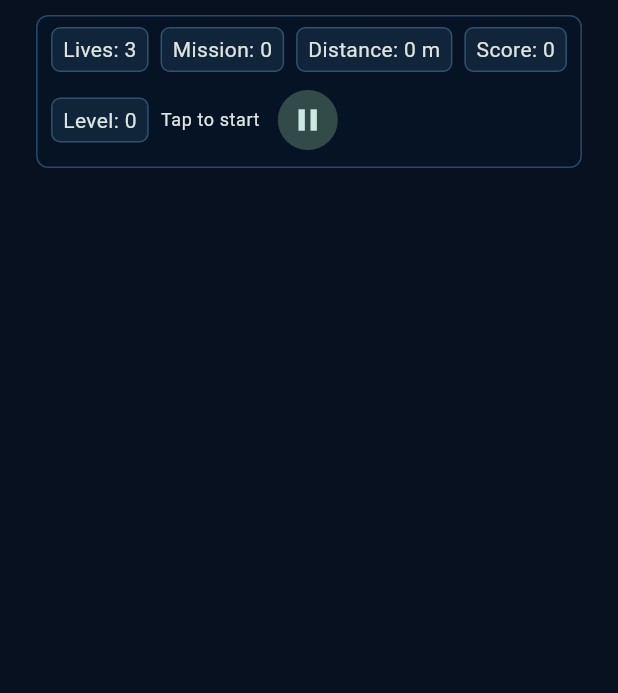
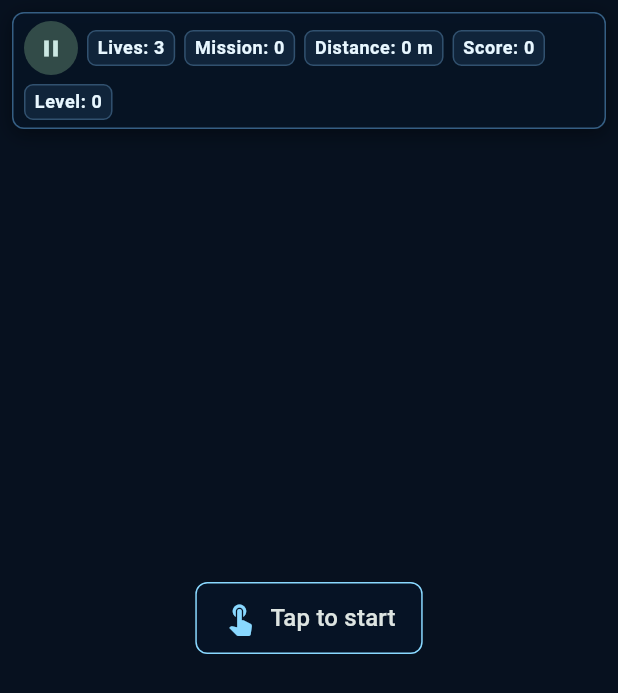
Before and after one commit to dmitriyrabota90-svg/drone_strike, a Flutter app: the GameHud widget shown alone on an empty page, opened directly with empty values, on a phone screen of 412 x 824 dp. Shown: the top 693 px of the screen. Run offline on Flutter 3.47's test engine with Material 3 defaults, Android fonts, the phone set to English and light mode, and no system bars; our stand-ins replace dio, flutter_riverpod, flutter_secure_storage, go_router, shared_preferences; missing offline and left inert: flame, flame_audio; accounts and stored records are empty; network calls fail.

Commit message:
Polish game feel and visuals

```diff
--- a/apps/mobile/lib/game/overlays/game_hud.dart
+++ b/apps/mobile/lib/game/overlays/game_hud.dart
@@ -13,30 +13,50 @@ class GameHud extends StatelessWidget {
   Widget build(BuildContext context) {
     final l10n = AppLocalizations.of(context)!;
 
-    return SafeArea(
-      child: Align(
-        alignment: Alignment.topCenter,
+    return SizedBox.expand(
+      child: SafeArea(
         child: ValueListenableBuilder<DroneGameState>(
           valueListenable: game.stateNotifier,
           builder: (context, state, child) {
-            return Padding(
-              padding: const EdgeInsets.all(10),
+            return Stack(
+              fit: StackFit.expand,
+              children: [
+                Positioned(
+                  top: 8,
+                  left: 8,
+                  right: 8,
                   child: DecoratedBox(
                     decoration: BoxDecoration(
-                  color: const Color(0xCC061426),
+                      color: const Color(0xD9061426),
                       borderRadius: BorderRadius.circular(8),
-                  border: Border.all(color: const Color(0xFF29476A)),
+                      border: Border.all(color: const Color(0xFF355E83)),
+                      boxShadow: const [
+                        BoxShadow(
+                          color: Color(0x66000000),
+                          blurRadius: 10,
+                          offset: Offset(0, 3),
+                        ),
+                      ],
                     ),
                     child: Padding(
                       padding: const EdgeInsets.symmetric(
-                    horizontal: 10,
-                    vertical: 8,
+                        horizontal: 8,
+                        vertical: 6,
                       ),
                       child: Wrap(
-                    spacing: 8,
-                    runSpacing: 8,
+                        spacing: 6,
+                        runSpacing: 6,
                         crossAxisAlignment: WrapCrossAlignment.center,
                         children: [
+                          SizedBox.square(
+                            dimension: 36,
+                            child: IconButton.filledTonal(
+                              tooltip: l10n.pause,
+                              padding: EdgeInsets.zero,
+                              onPressed: game.pauseGame,
+                              icon: const Icon(Icons.pause, size: 18),
+                            ),
+                          ),
                           _HudChip(label: l10n.lives, value: '${state.lives}'),
                           _HudChip(
                             label: l10n.mission,
@@ -51,20 +71,42 @@ class GameHud extends StatelessWidget {
                             label: l10n.playerLevel,
                             value: '${state.playerLevel}',
                           ),
+                        ],
+                      ),
+                    ),
+                  ),
+                ),
                 if (state.status == DroneMissionStatus.ready)
+                  Center(
+                    child: DecoratedBox(
+                      decoration: BoxDecoration(
+                        color: const Color(0xC9061426),
+                        borderRadius: BorderRadius.circular(8),
+                        border: Border.all(color: const Color(0xFF89D8FF)),
+                      ),
+                      child: Padding(
+                        padding: const EdgeInsets.symmetric(
+                          horizontal: 18,
+                          vertical: 12,
+                        ),
+                        child: Row(
+                          mainAxisSize: MainAxisSize.min,
+                          children: [
+                            const Icon(
+                              Icons.touch_app,
+                              color: Color(0xFF89D8FF),
+                            ),
+                            const SizedBox(width: 8),
                             Text(
                               l10n.tapToStart,
-                          style: Theme.of(context).textTheme.bodySmall,
-                        ),
-                      IconButton.filledTonal(
-                        tooltip: l10n.pause,
-                        onPressed: game.pauseGame,
-                        icon: const Icon(Icons.pause),
+                              style: Theme.of(context).textTheme.titleMedium,
                             ),
                           ],
                         ),
                       ),
                     ),
+                  ),
+              ],
             );
           },
         ),
@@ -88,8 +130,14 @@ class _HudChip extends StatelessWidget {
         border: Border.all(color: const Color(0xFF31516F)),
       ),
       child: Padding(
-        padding: const EdgeInsets.symmetric(horizontal: 8, vertical: 5),
-        child: Text('$label: $value'),
+        padding: const EdgeInsets.symmetric(horizontal: 7, vertical: 4),
+        child: Text(
+          '$label: $value',
+          style: Theme.of(context).textTheme.bodySmall?.copyWith(
+            color: const Color(0xFFE8F7FF),
+            fontWeight: FontWeight.w600,
+          ),
+        ),
       ),
     );
   }
```
Also changed, not shown: apps/mobile/lib/game/components/background_layer_component.dart (+8 -4 lines), apps/mobile/lib/game/components/boundary_component.dart (+6 -1 lines), apps/mobile/lib/game/components/drone_component.dart (+38 -13 lines), apps/mobile/lib/game/components/net_component.dart (+13 -5 lines), apps/mobile/lib/game/components/tank_component.dart (+17 -9 lines), apps/mobile/lib/game/components/tree_component.dart (+16 -7 lines), apps/mobile/lib/game/drone_game.dart (+7 -5 lines), apps/mobile/lib/game/game_config.dart (+6 -4 lines), apps/mobile/lib/game/level_config.dart (+9 -7 lines), apps/mobile/lib/game/systems/level_generator.dart (+5 -5 lines), 3 other files. Lines whose indentation alone changed are shown as unchanged.
